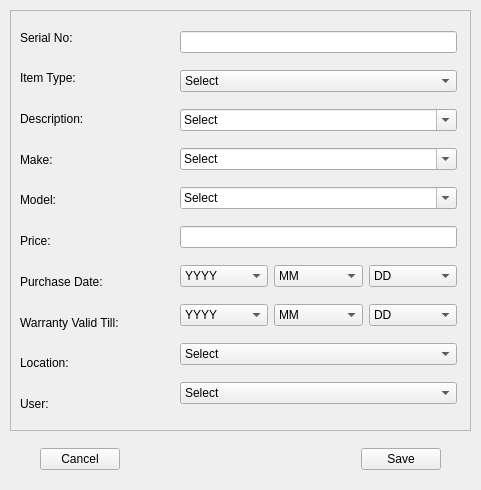
Above: GUI/guiTest/uiFiles/testAdd.ui from aumanimationstudios/Grantha before the change. Below: the same form after it.
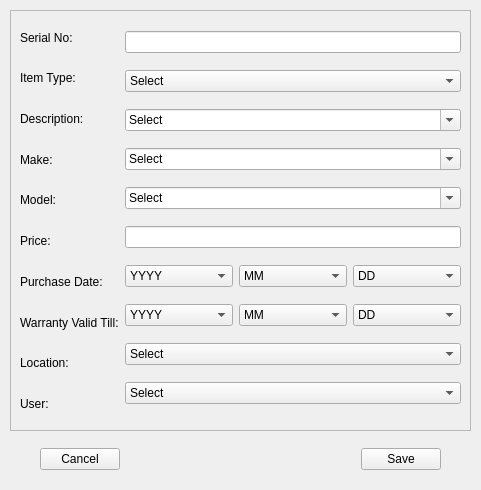
That is the form after the change.

```diff
--- a/GUI/guiTest/uiFiles/testAdd.ui
+++ b/GUI/guiTest/uiFiles/testAdd.ui
@@ -31,15 +31,8 @@
    <property name="frameShadow">
     <enum>QFrame::Raised</enum>
    </property>
-   <widget class="QWidget" name="layoutWidget">
-    <property name="geometry">
-     <rect>
-      <x>10</x>
-      <y>10</y>
-      <width>155</width>
-      <height>401</height>
-     </rect>
-    </property>
+   <layout class="QHBoxLayout" name="horizontalLayout_2">
+    <item>
     <layout class="QVBoxLayout" name="verticalLayout_2">
      <item>
       <widget class="QLabel" name="label">
@@ -112,22 +105,17 @@
       </widget>
      </item>
     </layout>
-   </widget>
-   <widget class="QWidget" name="layoutWidget">
-    <property name="geometry">
-     <rect>
-      <x>170</x>
-      <y>10</y>
-      <width>277</width>
-      <height>400</height>
-     </rect>
-    </property>
+    </item>
+    <item>
     <layout class="QVBoxLayout" name="verticalLayout">
      <item>
       <widget class="QLineEdit" name="serialNoBox">
        <property name="maxLength">
         <number>30</number>
        </property>
+        <property name="clearButtonEnabled">
+         <bool>true</bool>
+        </property>
       </widget>
      </item>
      <item>
@@ -180,6 +168,9 @@
        <property name="maxLength">
         <number>30</number>
        </property>
+        <property name="clearButtonEnabled">
+         <bool>true</bool>
+        </property>
       </widget>
      </item>
      <item>
@@ -983,7 +974,8 @@
       </widget>
      </item>
     </layout>
-   </widget>
+    </item>
+   </layout>
   </widget>
   <widget class="QWidget" name="layoutWidget">
    <property name="geometry">
```
Lines whose indentation alone changed are shown as unchanged.
